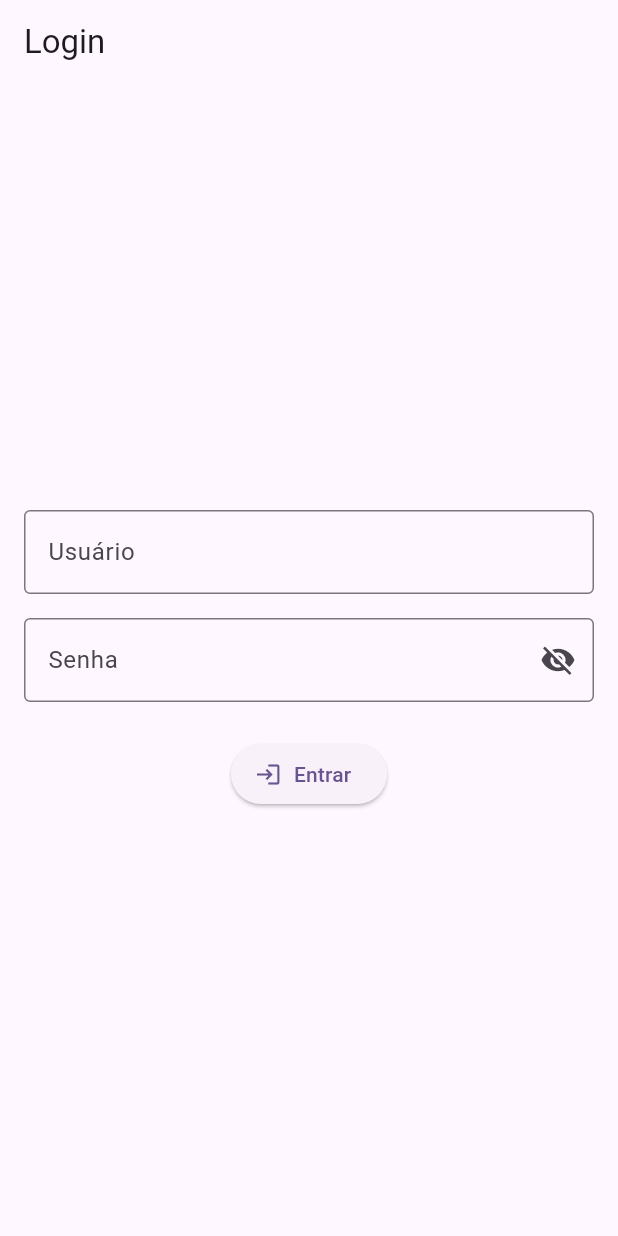
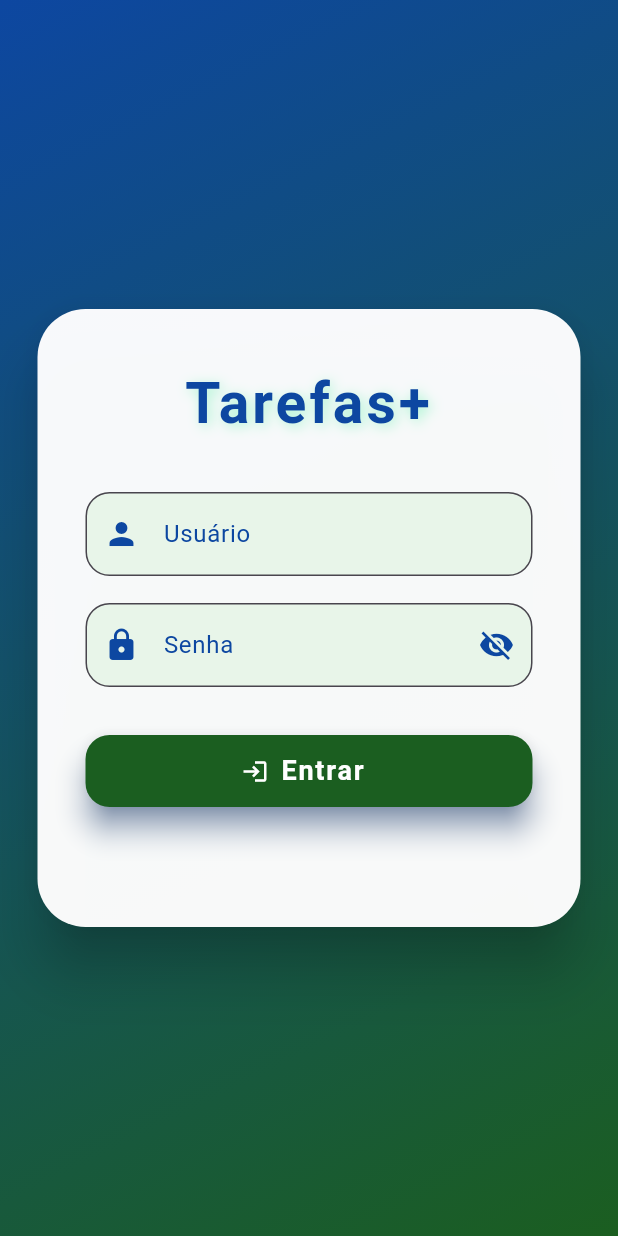
Before and after one commit to marlonpilonetto/tarefas_mais, a Flutter app: the screen it shows after launch, on a phone screen of 412 x 824 dp. Run offline on Flutter 3.47's test engine with Material 3 defaults, Android fonts, the phone set to English and light mode, and no system bars; our stand-ins replace sqflite, sqflite_common_ffi; accounts and stored records are empty; Roboto replaces fonts that are missing (Poppins).

Commit message:
commit login melhorado

```diff
--- a/lib/login_page.dart
+++ b/lib/login_page.dart
@@ -33,44 +33,122 @@ class _LoginPageState extends State<LoginPage> {
 
   @override
   Widget build(BuildContext context) {
+    // Para centralizar e limitar o tamanho, use Center + SizedBox
     return Scaffold(
-      appBar: AppBar(title: const Text('Login')),
-      body: Padding(
-        padding: const EdgeInsets.all(16),
+      body: Container(
+        decoration: const BoxDecoration(
+          gradient: LinearGradient(
+            colors: [
+              Color(0xFF0D47A1), // Azul escuro vibrante
+              Color(0xFF1B5E20), // Verde escuro vibrante
+            ],
+            begin: Alignment.topLeft,
+            end: Alignment.bottomRight,
+          ),
+        ),
+        child: Center(
+          child: SingleChildScrollView(
+            child: SizedBox(
+              width: 370,
+              height: 420,
+              child: Card(
+                elevation: 16,
+                shape: RoundedRectangleBorder(
+                  borderRadius: BorderRadius.circular(32),
+                ),
+                color: Colors.white.withOpacity(0.97),
+                child: Padding(
+                  padding: const EdgeInsets.symmetric(horizontal: 32, vertical: 36),
                   child: Column(
-          mainAxisAlignment: MainAxisAlignment.center,
+                    mainAxisSize: MainAxisSize.min,
                     children: [
+                      Text(
+                        'Tarefas+',
+                        style: TextStyle(
+                          fontSize: 38,
+                          fontWeight: FontWeight.bold,
+                          color: const Color(0xFF0D47A1),
+                          letterSpacing: 2,
+                          shadows: [
+                            Shadow(
+                              color: Colors.greenAccent.withOpacity(0.5),
+                              blurRadius: 10,
+                              offset: const Offset(2, 2),
+                            ),
+                          ],
+                        ),
+                        textAlign: TextAlign.center,
+                      ),
+                      const SizedBox(height: 32),
                       TextField(
                         controller: _usuarioController,
-              decoration: const InputDecoration(
+                        style: const TextStyle(color: Colors.black),
+                        decoration: InputDecoration(
                           labelText: 'Usuário',
-                border: OutlineInputBorder(),
+                          prefixIcon: const Icon(Icons.person, color: Color(0xFF0D47A1)),
+                          border: OutlineInputBorder(
+                            borderRadius: BorderRadius.circular(16),
+                          ),
+                          filled: true,
+                          fillColor: Colors.green[50],
+                          labelStyle: const TextStyle(color: Color(0xFF0D47A1)),
                         ),
                       ),
-            const SizedBox(height: 16),
+                      const SizedBox(height: 18),
                       TextField(
                         controller: _senhaController,
                         obscureText: !_senhaVisivel,
+                        style: const TextStyle(color: Colors.black),
                         decoration: InputDecoration(
                           labelText: 'Senha',
-                border: const OutlineInputBorder(),
+                          prefixIcon: const Icon(Icons.lock, color: Color(0xFF0D47A1)),
+                          border: OutlineInputBorder(
+                            borderRadius: BorderRadius.circular(16),
+                          ),
+                          filled: true,
+                          fillColor: Colors.green[50],
+                          labelStyle: const TextStyle(color: Color(0xFF0D47A1)),
                           suffixIcon: IconButton(
                             icon: Icon(
-                    _senhaVisivel
-                        ? Icons.visibility
-                        : Icons.visibility_off,
+                              _senhaVisivel ? Icons.visibility : Icons.visibility_off,
+                              color: const Color(0xFF0D47A1),
                             ),
                             onPressed: _toggleSenhaVisibility,
                           ),
                         ),
                       ),
-            const SizedBox(height: 24),
-            ElevatedButton.icon(
-              icon: const Icon(Icons.login),
-              label: const Text('Entrar'),
+                      const SizedBox(height: 32),
+                      SizedBox(
+                        width: double.infinity,
+                        height: 48,
+                        child: ElevatedButton.icon(
+                          icon: const Icon(Icons.login, color: Colors.white),
+                          label: const Text(
+                            'Entrar',
+                            style: TextStyle(
+                              fontWeight: FontWeight.bold,
+                              fontSize: 18,
+                              color: Colors.white,
+                              letterSpacing: 1.2,
+                            ),
+                          ),
+                          style: ElevatedButton.styleFrom(
+                            backgroundColor: const Color(0xFF1B5E20), // Verde escuro vibrante
+                            shape: RoundedRectangleBorder(
+                              borderRadius: BorderRadius.circular(16),
+                            ),
+                            elevation: 8,
+                            shadowColor: Colors.blue[900],
+                          ),
                           onPressed: _fazerLogin,
                         ),
+                      ),
                     ],
+                  ),
+                ),
+              ),
+            ),
+          ),
         ),
       ),
     );
```
Lines whose indentation alone changed are shown as unchanged.
